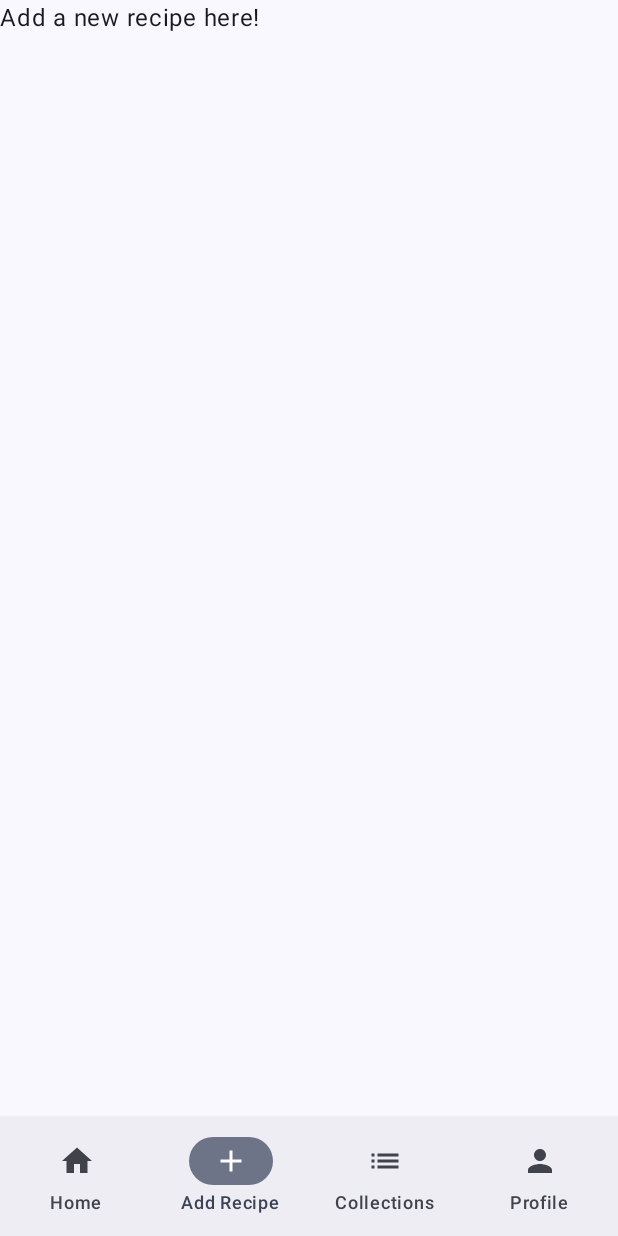
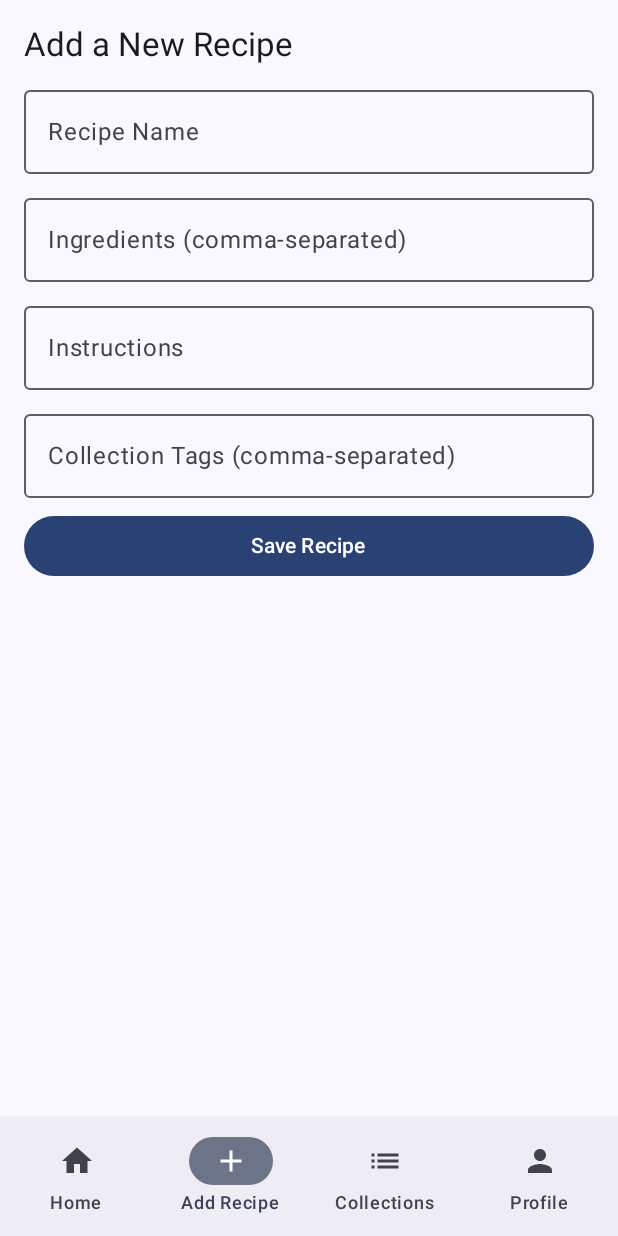
Before and after one commit to Alyra07/YumNotes, an Android app built with Jetpack Compose: the AddRecipeScreen screen opened through its navigation route, on a phone screen of 412 x 824 dp. Run offline under Robolectric (Android 15) with nearby library versions, the light colour scheme and no system bars; our stand-ins replace Room's generated code.

Commit message:
addRecipe works!!!

```diff
--- a/app/src/main/java/at/mirjam/yumnotes/data/Recipe.kt
+++ b/app/src/main/java/at/mirjam/yumnotes/data/Recipe.kt
@@ -8,5 +8,6 @@ data class Recipe(
     @PrimaryKey(autoGenerate = true) val id: Long = 0,
     val name: String,
     val ingredients: String,
-    val instructions: String
+    val instructions: String,
+    val collectionTags: String // Comma-separated tags, e.g., "Dessert,Quick,Budget"
 )
--- a/app/src/main/java/at/mirjam/yumnotes/data/RecipeDatabase.kt
+++ b/app/src/main/java/at/mirjam/yumnotes/data/RecipeDatabase.kt
@@ -5,7 +5,7 @@ import androidx.room.Database
 import androidx.room.Room
 import androidx.room.RoomDatabase
 
-@Database(entities = [Recipe::class], version = 1, exportSchema = false)
+@Database(entities = [Recipe::class], version = 2, exportSchema = false)
 abstract class RecipeDatabase : RoomDatabase() {
     abstract fun recipeDao(): RecipeDao
 
@@ -19,7 +19,9 @@ abstract class RecipeDatabase : RoomDatabase() {
                     context.applicationContext,
                     RecipeDatabase::class.java,
                     "recipe_database"
-                ).build()
+                )
+                    .fallbackToDestructiveMigration() // allow destructive migration to reset database
+                    .build()
                 INSTANCE = instance
                 instance
             }
--- a/app/src/main/java/at/mirjam/yumnotes/data/RecipeRepository.kt
+++ b/app/src/main/java/at/mirjam/yumnotes/data/RecipeRepository.kt
@@ -1,13 +1,26 @@
 package at.mirjam.yumnotes.data
 
+import android.util.Log
+import kotlinx.coroutines.flow.Flow
+import kotlinx.coroutines.flow.flowOf
+
 class RecipeRepository(private val recipeDao: RecipeDao) {
-    fun getAllRecipes() = recipeDao.getAllRecipes()
+
+    fun getAllRecipes(): Flow<List<Recipe>> {
+        return try {
+            Log.d("RecipeRepository", "Fetching recipes from database.")
+            recipeDao.getAllRecipes()
+        } catch (e: Exception) {
+            Log.e("RecipeRepository", "Error fetching recipes: ${e.message}")
+            flowOf(emptyList())
+        }
+    }
 
     suspend fun insertRecipe(recipe: Recipe) {
-        recipeDao.insertRecipe(recipe)
-    }
-
-    suspend fun deleteRecipe(recipe: Recipe) {
-        recipeDao.deleteRecipe(recipe)
+        try {
+            recipeDao.insertRecipe(recipe) // Insert recipe into the database
+        } catch (e: Exception) {
+            Log.e("RecipeRepository", "Error inserting recipe: ${e.message}")
+        }
     }
 }
--- a/app/src/main/java/at/mirjam/yumnotes/screens/AddRecipeScreen.kt
+++ b/app/src/main/java/at/mirjam/yumnotes/screens/AddRecipeScreen.kt
@@ -1,12 +1,87 @@
 package at.mirjam.yumnotes.screens
 
-import androidx.compose.foundation.layout.fillMaxSize
+import androidx.compose.foundation.layout.*
+import androidx.compose.foundation.text.KeyboardOptions
+import androidx.compose.material3.Button
+import androidx.compose.material3.OutlinedTextField
 import androidx.compose.material3.Text
-import androidx.compose.runtime.Composable
+import androidx.compose.runtime.*
 import androidx.compose.ui.Modifier
+import androidx.compose.ui.text.input.ImeAction
+import androidx.compose.ui.text.input.TextFieldValue
+import androidx.compose.ui.unit.dp
+import at.mirjam.yumnotes.data.Recipe
 import at.mirjam.yumnotes.viewmodel.RecipeViewModel
 
 @Composable
 fun AddRecipeScreen(recipeViewModel: RecipeViewModel) {
-    Text(text = "Add a new recipe here!", modifier = Modifier.fillMaxSize())
+
+    var name by remember { mutableStateOf(TextFieldValue("")) }
+    var ingredients by remember { mutableStateOf(TextFieldValue("")) }
+    var instructions by remember { mutableStateOf(TextFieldValue("")) }
+    var collectionTags by remember { mutableStateOf(TextFieldValue("")) }
+
+    Column(
+        modifier = Modifier
+            .fillMaxSize()
+            .padding(16.dp),
+        verticalArrangement = Arrangement.spacedBy(8.dp)
+    ) {
+        Text(text = "Add a New Recipe", style = androidx.compose.material3.MaterialTheme.typography.titleLarge)
+
+        OutlinedTextField(
+            value = name,
+            onValueChange = { name = it },
+            label = { Text("Recipe Name") },
+            modifier = Modifier.fillMaxWidth(),
+            keyboardOptions = KeyboardOptions.Default.copy(imeAction = ImeAction.Next)
+        )
+
+        OutlinedTextField(
+            value = ingredients,
+            onValueChange = { ingredients = it },
+            label = { Text("Ingredients (comma-separated)") },
+            modifier = Modifier.fillMaxWidth(),
+            keyboardOptions = KeyboardOptions.Default.copy(imeAction = ImeAction.Next)
+        )
+
+        OutlinedTextField(
+            value = instructions,
+            onValueChange = { instructions = it },
+            label = { Text("Instructions") },
+            modifier = Modifier.fillMaxWidth(),
+            keyboardOptions = KeyboardOptions.Default.copy(imeAction = ImeAction.Next)
+        )
+
+        OutlinedTextField(
+            value = collectionTags,
+            onValueChange = { collectionTags = it },
+            label = { Text("Collection Tags (comma-separated)") },
+            modifier = Modifier.fillMaxWidth(),
+            keyboardOptions = KeyboardOptions.Default.copy(imeAction = ImeAction.Done)
+        )
+
+        Button(
+            onClick = {
+                if (name.text.isNotEmpty() && ingredients.text.isNotEmpty() && instructions.text.isNotEmpty()) {
+                    val newRecipe = Recipe(
+                        name = name.text,
+                        ingredients = ingredients.text,
+                        instructions = instructions.text,
+                        collectionTags = collectionTags.text
+                    )
+                    recipeViewModel.addRecipe(newRecipe)
+
+                    // Clear fields after saving
+                    name = TextFieldValue("")
+                    ingredients = TextFieldValue("")
+                    instructions = TextFieldValue("")
+                    collectionTags = TextFieldValue("")
+                }
+            },
+            modifier = Modifier.fillMaxWidth()
+        ) {
+            Text("Save Recipe")
+        }
+    }
 }
--- a/app/src/main/java/at/mirjam/yumnotes/screens/HomeScreen.kt
+++ b/app/src/main/java/at/mirjam/yumnotes/screens/HomeScreen.kt
@@ -1,26 +1,41 @@
 package at.mirjam.yumnotes.screens
 
+import androidx.compose.foundation.layout.Arrangement
+import androidx.compose.foundation.layout.Column
 import androidx.compose.foundation.layout.fillMaxSize
+import androidx.compose.foundation.layout.fillMaxWidth
+import androidx.compose.foundation.layout.padding
 import androidx.compose.foundation.lazy.LazyColumn
 import androidx.compose.foundation.lazy.items
 import androidx.compose.material3.Text
 import androidx.compose.runtime.Composable
 import androidx.compose.runtime.collectAsState
+import androidx.compose.runtime.getValue
 import androidx.compose.ui.Modifier
+import androidx.compose.ui.unit.dp
 import at.mirjam.yumnotes.data.Recipe
 import at.mirjam.yumnotes.viewmodel.RecipeViewModel
 
 @Composable
 fun HomeScreen(recipeViewModel: RecipeViewModel) {
-    val recipes = recipeViewModel.recipes.collectAsState(initial = emptyList()).value
+    // Observe the recipes from the ViewModel using collectAsState
+    val recipes by recipeViewModel.recipes.collectAsState(initial = emptyList())
 
+    // Display a message if no recipes are available, otherwise show the list of recipes
     if (recipes.isEmpty()) {
         Text(
-            text = "No recipes available. Add some delicious recipes!",
-            modifier = Modifier.fillMaxSize()
+            text = "No recipes available.",
+            modifier = Modifier
+                .fillMaxWidth()
+                .padding(16.dp)
         )
     } else {
-        LazyColumn(modifier = Modifier.fillMaxSize()) {
+        LazyColumn(
+            modifier = Modifier
+                .fillMaxSize()
+                .padding(16.dp),
+            verticalArrangement = Arrangement.spacedBy(8.dp)
+        ) {
             items(recipes) { recipe ->
                 RecipeListItem(recipe)
             }
@@ -30,6 +45,10 @@ fun HomeScreen(recipeViewModel: RecipeViewModel) {
 
 @Composable
 fun RecipeListItem(recipe: Recipe) {
-    Text(text = "Recipe: ${recipe.name}")
-    Text(text = "Ingredients: ${recipe.ingredients}")
+    Column(modifier = Modifier.fillMaxWidth().padding(8.dp)) {
+        Text(text = recipe.name, style = androidx.compose.material3.MaterialTheme.typography.bodyLarge)
+        Text(text = "Ingredients: ${recipe.ingredients}", style = androidx.compose.material3.MaterialTheme.typography.bodySmall)
+        Text(text = "Instructions: ${recipe.instructions}", style = androidx.compose.material3.MaterialTheme.typography.bodySmall)
+        Text(text = "Tags: ${recipe.collectionTags}", style = androidx.compose.material3.MaterialTheme.typography.bodySmall)
+    }
 }
--- a/app/src/main/java/at/mirjam/yumnotes/viewmodel/RecipeViewModel.kt
+++ b/app/src/main/java/at/mirjam/yumnotes/viewmodel/RecipeViewModel.kt
@@ -1,19 +1,44 @@
 package at.mirjam.yumnotes.viewmodel
 
+import android.util.Log
 import androidx.lifecycle.ViewModel
 import androidx.lifecycle.viewModelScope
 import at.mirjam.yumnotes.data.Recipe
 import at.mirjam.yumnotes.data.RecipeRepository
+import kotlinx.coroutines.flow.MutableStateFlow
+import kotlinx.coroutines.flow.StateFlow
 import kotlinx.coroutines.launch
 
 class RecipeViewModel(private val repository: RecipeRepository) : ViewModel() {
-    val recipes = repository.getAllRecipes() // Observe recipes from the repository
+    private val _recipes = MutableStateFlow<List<Recipe>>(emptyList())
+    val recipes: StateFlow<List<Recipe>> = _recipes
 
-    fun addSampleRecipes() {
+    init {
+        loadRecipes()
+    }
+
+    private fun loadRecipes() {
         viewModelScope.launch {
-            repository.insertRecipe(Recipe(name = "Spaghetti Carbonara", ingredients = "Spaghetti, Eggs, Parmesan, Bacon", instructions = "Cook pasta. Mix eggs and cheese. Fry bacon. Combine all."))
-            repository.insertRecipe(Recipe(name = "Chocolate Cake", ingredients = "Flour, Cocoa Powder, Eggs, Sugar, Butter", instructions = "Mix ingredients. Bake at 180°C for 30 minutes."))
-            repository.insertRecipe(Recipe(name = "Caesar Salad", ingredients = "Lettuce, Croutons, Parmesan, Caesar Dressing", instructions = "Toss all ingredients together."))
+            try {
+                repository.getAllRecipes().collect { recipeList ->
+                    Log.d("RecipeViewModel", "Loaded recipes: $recipeList")
+                    _recipes.value = recipeList
+                }
+            } catch (e: Exception) {
+                Log.e("RecipeViewModel", "Error loading recipes: ${e.message}")
+                _recipes.value = emptyList()
+            }
+        }
+    }
+
+    fun addRecipe(recipe: Recipe) {
+        viewModelScope.launch {
+            try {
+                repository.insertRecipe(recipe)
+                loadRecipes()  // Ensure the list is refreshed after adding a recipe
+            } catch (e: Exception) {
+                Log.e("RecipeViewModel", "Error adding recipe: ${e.message}")
+            }
         }
     }
 }
```
Also changed, not shown: app/src/main/java/at/mirjam/yumnotes/MainActivity.kt (+4 -12 lines).
